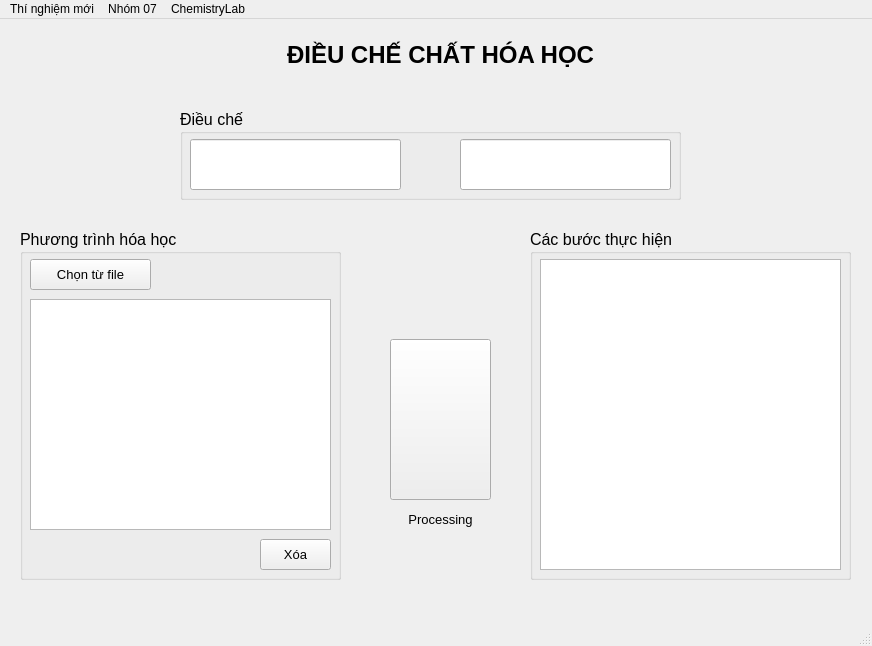
master-k30-hcmus/knowledge-representation, file exercise-2/chemistry-lab/app/ui/app.ui: the form before one commit.
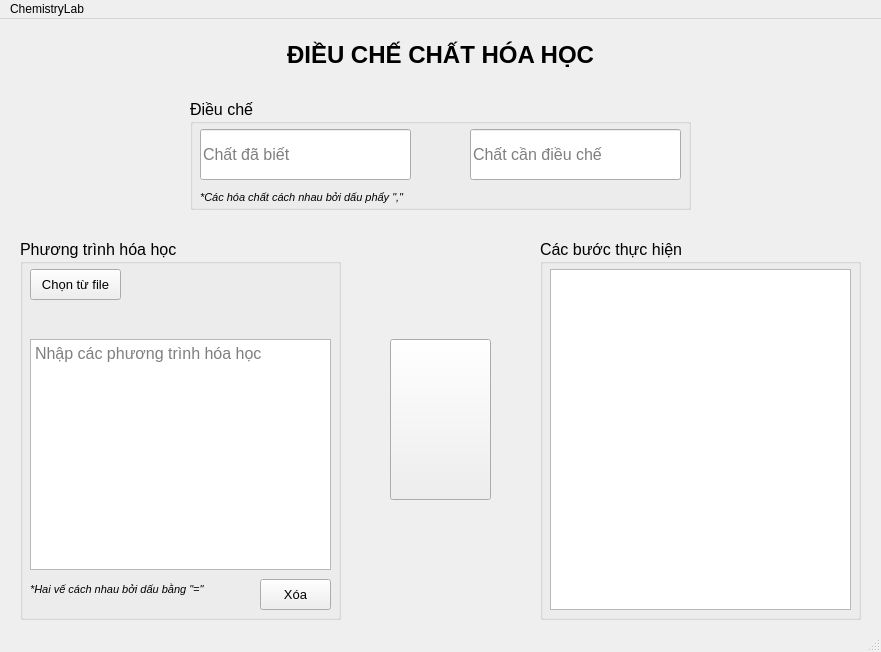
The form after the commit. Icons and pictures are not drawn.

```diff
--- a/exercise-2/chemistry-lab/app/ui/app.ui
+++ b/exercise-2/chemistry-lab/app/ui/app.ui
@@ -6,8 +6,8 @@
    <rect>
     <x>0</x>
     <y>0</y>
-    <width>872</width>
-    <height>646</height>
+    <width>881</width>
+    <height>652</height>
    </rect>
   </property>
   <property name="windowTitle">
@@ -47,10 +47,10 @@
    <widget class="QGroupBox" name="grpProduceSteps">
     <property name="geometry">
      <rect>
-      <x>530</x>
-      <y>210</y>
+      <x>540</x>
+      <y>220</y>
       <width>321</width>
-      <height>351</height>
+      <height>381</height>
      </rect>
     </property>
     <property name="font">
@@ -70,7 +70,7 @@
        <x>10</x>
        <y>30</y>
        <width>301</width>
-       <height>311</height>
+       <height>341</height>
       </rect>
      </property>
      <property name="readOnly">
@@ -85,9 +85,9 @@
     <property name="geometry">
      <rect>
       <x>20</x>
-      <y>210</y>
+      <y>220</y>
       <width>321</width>
-      <height>351</height>
+      <height>381</height>
      </rect>
     </property>
     <property name="font">
@@ -104,7 +104,7 @@
       <rect>
        <x>10</x>
        <y>30</y>
-       <width>121</width>
+       <width>91</width>
        <height>31</height>
       </rect>
      </property>
@@ -125,7 +125,7 @@
      <property name="geometry">
       <rect>
        <x>240</x>
-       <y>310</y>
+       <y>340</y>
        <width>71</width>
        <height>31</height>
       </rect>
@@ -140,24 +140,92 @@
       <string>Xóa</string>
      </property>
     </widget>
-    <widget class="QTextEdit" name="inputEquations">
+    <widget class="QPlainTextEdit" name="txtEquationList">
      <property name="geometry">
       <rect>
        <x>10</x>
-       <y>70</y>
+       <y>100</y>
        <width>301</width>
        <height>231</height>
       </rect>
      </property>
+     <property name="font">
+      <font>
+       <pointsize>12</pointsize>
+      </font>
+     </property>
+     <property name="placeholderText">
+      <string>Nhập các phương trình hóa học</string>
+     </property>
+    </widget>
+    <widget class="QLabel" name="txtFilename">
+     <property name="geometry">
+      <rect>
+       <x>110</x>
+       <y>30</y>
+       <width>201</width>
+       <height>31</height>
+      </rect>
+     </property>
+     <property name="font">
+      <font>
+       <pointsize>10</pointsize>
+      </font>
+     </property>
+     <property name="text">
+      <string/>
+     </property>
+    </widget>
+    <widget class="QLabel" name="txtEquationListStatus">
+     <property name="geometry">
+      <rect>
+       <x>10</x>
+       <y>70</y>
+       <width>301</width>
+       <height>20</height>
+      </rect>
+     </property>
+     <property name="font">
+      <font>
+       <family>Tahoma</family>
+       <pointsize>10</pointsize>
+      </font>
+     </property>
+     <property name="text">
+      <string/>
+     </property>
+     <property name="alignment">
+      <set>Qt::AlignLeading|Qt::AlignLeft|Qt::AlignTop</set>
+     </property>
+    </widget>
+    <widget class="QLabel" name="label_2">
+     <property name="geometry">
+      <rect>
+       <x>10</x>
+       <y>340</y>
+       <width>211</width>
+       <height>21</height>
+      </rect>
+     </property>
+     <property name="font">
+      <font>
+       <family>Arial</family>
+       <pointsize>8</pointsize>
+       <italic>true</italic>
+      </font>
+     </property>
+     <property name="text">
+      <string>*Hai vế cách nhau bởi dấu bằng &quot;=&quot;</string>
+     </property>
     </widget>
    </widget>
    <widget class="QGroupBox" name="grpProblem">
     <property name="geometry">
      <rect>
-      <x>180</x>
-      <y>90</y>
+      <x>190</x>
+      <y>80</y>
       <width>501</width>
-      <height>91</height>
+      <height>111</height>
      </rect>
     </property>
     <property name="font">
@@ -181,6 +249,9 @@
      <property name="text">
       <string/>
      </property>
+     <property name="placeholderText">
+      <string>Chất đã biết</string>
+     </property>
     </widget>
     <widget class="QLineEdit" name="inputTargetChemistry">
      <property name="geometry">
@@ -191,6 +262,9 @@
        <height>51</height>
       </rect>
      </property>
+     <property name="placeholderText">
+      <string>Chất cần điều chế</string>
+     </property>
      <property name="clearButtonEnabled">
       <bool>false</bool>
      </property>
@@ -224,6 +298,26 @@
       <bool>true</bool>
      </property>
     </widget>
+    <widget class="QLabel" name="label">
+     <property name="geometry">
+      <rect>
+       <x>10</x>
+       <y>90</y>
+       <width>211</width>
+       <height>16</height>
+      </rect>
+     </property>
+     <property name="font">
+      <font>
+       <family>Arial</family>
+       <pointsize>8</pointsize>
+       <italic>true</italic>
+      </font>
+     </property>
+     <property name="text">
+      <string>*Các hóa chất cách nhau bởi dấu phẩy &quot;,&quot;</string>
+     </property>
+    </widget>
    </widget>
    <widget class="QLabel" name="txtTitle">
     <property name="geometry">
@@ -252,10 +346,10 @@
    <widget class="QLabel" name="txtProcessing">
     <property name="geometry">
      <rect>
-      <x>390</x>
-      <y>490</y>
-      <width>101</width>
-      <height>20</height>
+      <x>370</x>
+      <y>480</y>
+      <width>141</width>
+      <height>31</height>
      </rect>
     </property>
     <property name="font">
@@ -265,11 +359,14 @@
      </font>
     </property>
     <property name="text">
-     <string>Processing</string>
+     <string/>
     </property>
     <property name="alignment">
      <set>Qt::AlignCenter</set>
     </property>
+    <property name="wordWrap">
+     <bool>true</bool>
+    </property>
    </widget>
    <zorder>grpProblem</zorder>
    <zorder>grpEquations</zorder>
@@ -283,27 +380,15 @@
     <rect>
      <x>0</x>
      <y>0</y>
-     <width>872</width>
+     <width>881</width>
      <height>21</height>
     </rect>
    </property>
-   <widget class="QMenu" name="menuAuthors">
-    <property name="title">
-     <string>Nhóm 07</string>
-    </property>
-   </widget>
-   <widget class="QMenu" name="menuRefresh">
-    <property name="title">
-     <string>Thí nghiệm mới</string>
-    </property>
-   </widget>
    <widget class="QMenu" name="menuChemistryLab">
     <property name="title">
      <string>ChemistryLab</string>
     </property>
    </widget>
-   <addaction name="menuRefresh"/>
-   <addaction name="menuAuthors"/>
    <addaction name="menuChemistryLab"/>
   </widget>
   <widget class="QStatusBar" name="statusbar"/>
```
Left out of the diff: 52 changed lines with no effect on the pictures.
